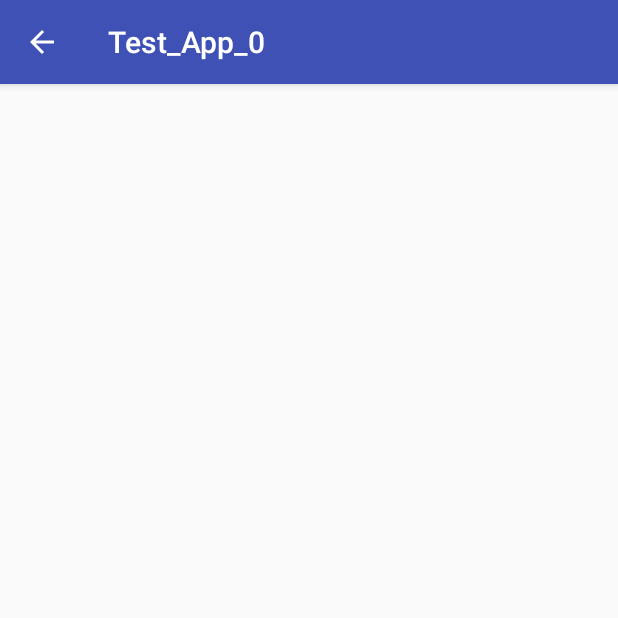
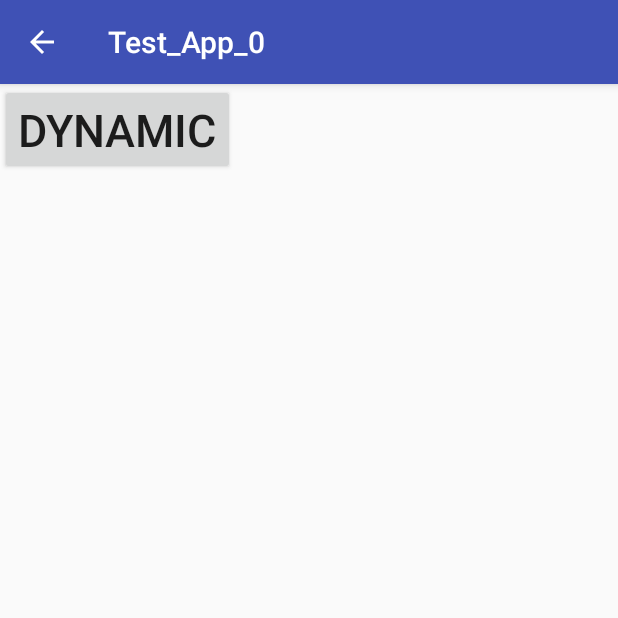
Before and after one commit to Brandon-Valley/android_app_tests, an Android app: the dynamicTest1Activity screen opened directly, with no data from a screen before it, on a phone screen of 412 x 824 dp, the top half of it. Run offline under Robolectric (Android 15) with nearby library versions, the phone set to English and light mode, and no system bars.

Commit message:
added dynamic button

```diff
--- a/test_app_0/app/src/main/java/com/example/brandon/test_app_0/dynamicTest1Activity.java
+++ b/test_app_0/app/src/main/java/com/example/brandon/test_app_0/dynamicTest1Activity.java
@@ -3,6 +3,8 @@ package com.example.brandon.test_app_0;
 import android.content.Intent;
 import android.support.v7.app.AppCompatActivity;
 import android.os.Bundle;
+import android.widget.Button;
+import android.widget.LinearLayout;
 import android.widget.TextView;
 
 public class dynamicTest1Activity extends AppCompatActivity {
@@ -25,5 +27,17 @@ public class dynamicTest1Activity extends AppCompatActivity {
 
 
 
+
+
+        Button b2=new Button(this);
+        b2.setLayoutParams(new LinearLayout.LayoutParams(LinearLayout.LayoutParams.WRAP_CONTENT, LinearLayout.LayoutParams.WRAP_CONTENT));
+        b2.setText("Dynamic");
+        b2.setTextSize(30);
+        //b2.setTextColor(b1.getTextColors());
+        LinearLayout container = (LinearLayout)findViewById(R.id.linear_layout_0);
+        container.addView(b2);
+
+
+
     }
 }
--- a/test_app_0/app/src/main/res/layout/activity_dynamic_test_1.xml
+++ b/test_app_0/app/src/main/res/layout/activity_dynamic_test_1.xml
@@ -6,4 +6,13 @@
     android:layout_height="match_parent"
     tools:context=".dynamicTest1Activity">
 
+    <LinearLayout
+        android:id="@+id/linear_layout_0"
+        android:layout_width="match_parent"
+        android:layout_height="match_parent"
+        android:orientation="vertical"
+        app:layout_constraintBottom_toBottomOf="parent"
+        app:layout_constraintEnd_toEndOf="parent"
+        app:layout_constraintStart_toStartOf="parent"
+        app:layout_constraintTop_toTopOf="parent"></LinearLayout>
 </android.support.constraint.ConstraintLayout>
```
